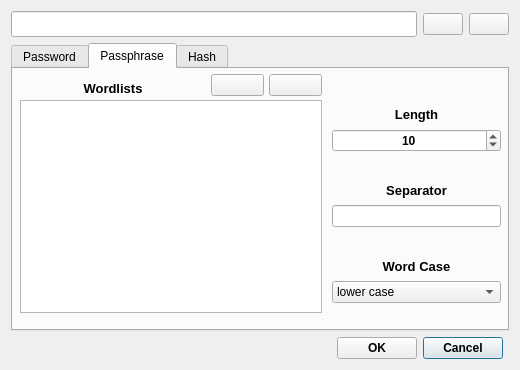
First picture: the form in Forms/PasswordGenerator.ui, repository AdrianoGoede/PassForge, before the edit.
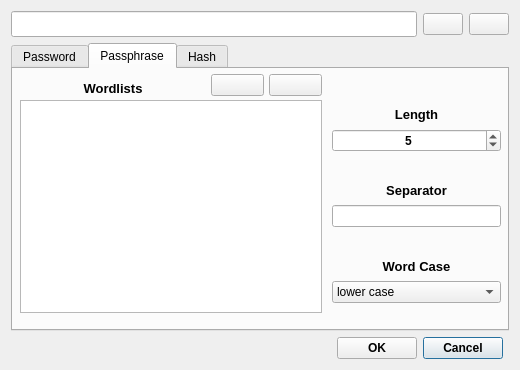
Second picture: the form after the edit. Icons and pictures are not drawn.

```diff
--- a/Forms/PasswordGenerator.ui
+++ b/Forms/PasswordGenerator.ui
@@ -610,13 +610,13 @@
              <set>Qt::AlignmentFlag::AlignCenter</set>
             </property>
             <property name="minimum">
-             <number>5</number>
+             <number>1</number>
             </property>
             <property name="maximum">
-             <number>128</number>
+             <number>50</number>
             </property>
             <property name="value">
-             <number>10</number>
+             <number>5</number>
             </property>
            </widget>
           </item>
```
Left out of the diff: 2 changed lines with no effect on the pictures.
